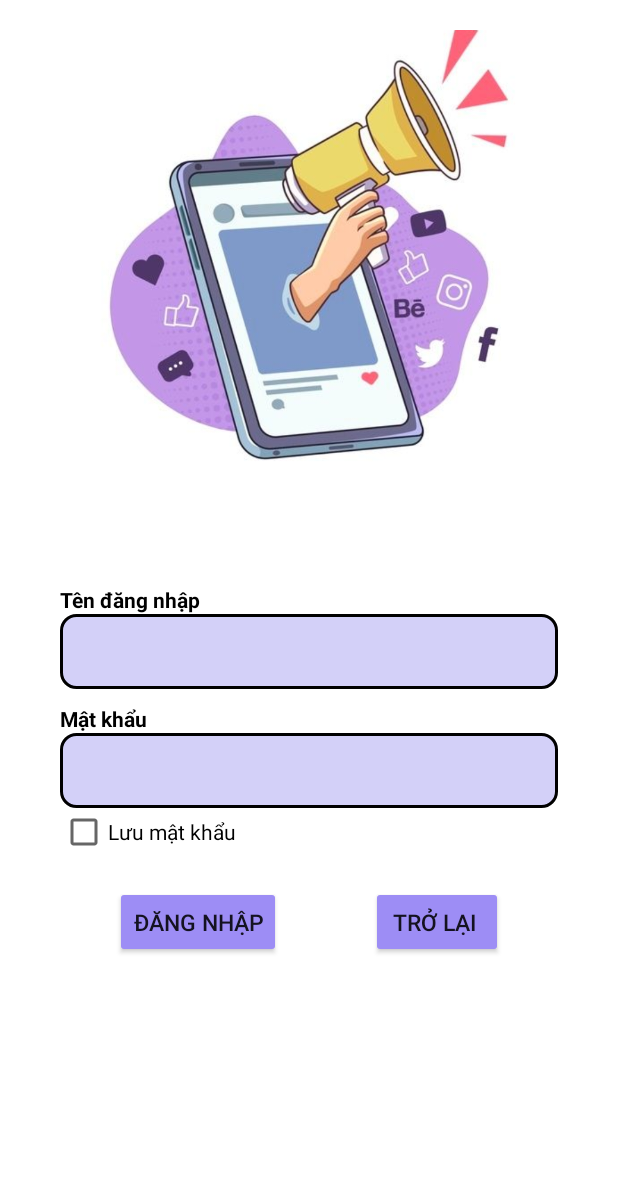
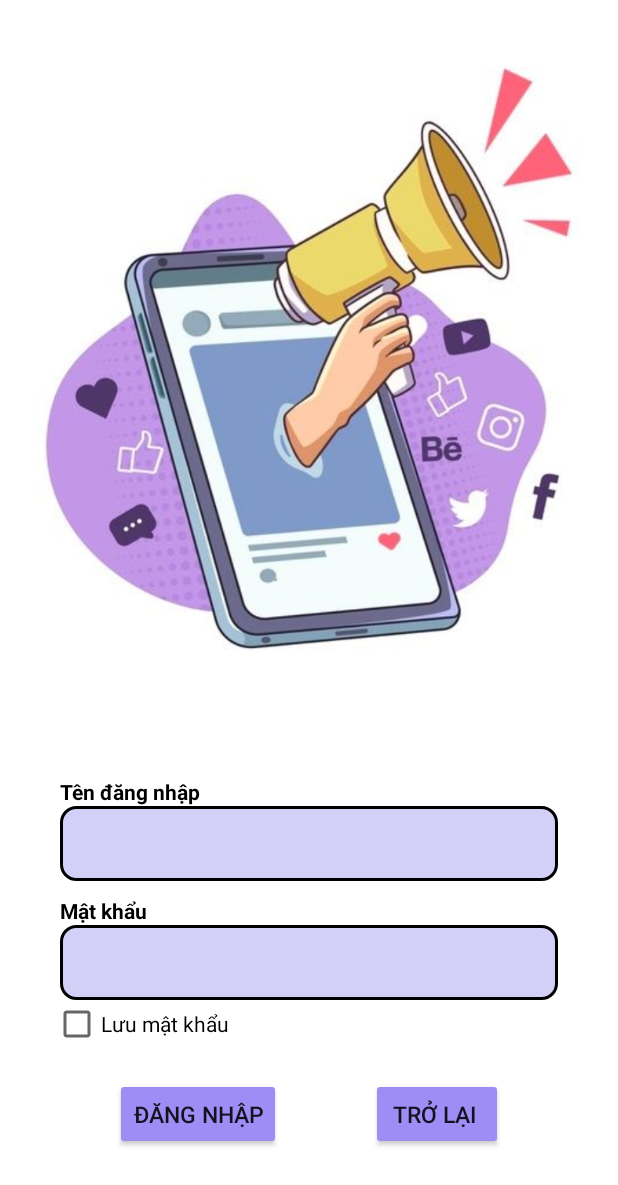
Before and after one commit to TienVinh03/Duan1_BeeMobile, an Android app: the DangNhap screen opened directly, with no data from a screen before it, after a tap on "ĐĂNG NHẬP", on a phone screen of 412 x 824 dp. Shown: the top 1185 px of the screen. Run offline under Robolectric (Android 15) with nearby library versions, the phone set to English and light mode, and no system bars.

Commit message:
Revert "edit ecentralization function"

```diff
--- a/app/src/main/java/com/example/du_an1_qldt/Adapter/SanPhamAdapter.java
+++ b/app/src/main/java/com/example/du_an1_qldt/Adapter/SanPhamAdapter.java
@@ -13,9 +13,8 @@ import androidx.annotation.NonNull;
 import androidx.cardview.widget.CardView;
 import androidx.recyclerview.widget.RecyclerView;
 
-
+import com.example.du_an1_qldt.DAO.SanPhamDAO;
 import com.example.du_an1_qldt.R;
-import com.example.du_an1_qldt.dao.SanPhamDAO;
 import com.example.du_an1_qldt.model.phone;
 
 import java.util.ArrayList;
--- a/app/src/main/java/com/example/du_an1_qldt/DAO/SanPhamDAO.java
+++ b/app/src/main/java/com/example/du_an1_qldt/DAO/SanPhamDAO.java
@@ -1,4 +1,4 @@
-package com.example.du_an1_qldt.dao;
+package com.example.du_an1_qldt.DAO;
 
 
 import android.content.ContentValues;
--- a/app/src/main/java/com/example/du_an1_qldt/DAO/TaiKhoanDAO.java
+++ b/app/src/main/java/com/example/du_an1_qldt/DAO/TaiKhoanDAO.java
@@ -1,4 +1,4 @@
-package com.example.du_an1_qldt.dao;
+package com.example.du_an1_qldt.DAO;
 
 import static android.content.Context.MODE_PRIVATE;
 
@@ -23,7 +23,7 @@ public class TaiKhoanDAO {
     public boolean checkDangNhap(String hoTen, String password) {
         SQLiteDatabase sqLiteDatabase = database.getReadableDatabase();
         // mathuthu, hoten, matkhau, loaitaikhoan
-        Cursor cursor = sqLiteDatabase.rawQuery("SELECT * FROM nguoiDung WHERE username = ? AND password = ?", new String[]{hoTen, password});
+        Cursor cursor = sqLiteDatabase.rawQuery("SELECT * FROM User WHERE hoTen = ? AND matKhau = ?", new String[]{hoTen, password});
         if (cursor.getCount() != 0) {
             cursor.moveToFirst();
             SharedPreferences.Editor editor = sharedPreferences.edit();
--- a/app/src/main/java/com/example/du_an1_qldt/DangNhap.java
+++ b/app/src/main/java/com/example/du_an1_qldt/DangNhap.java
@@ -14,7 +14,6 @@ import android.widget.TextView;
 import android.widget.Toast;
 
 import com.example.du_an1_qldt.DAO.KhachHangDAO;
-import com.example.du_an1_qldt.dao.TaiKhoanDAO;
 
 public class DangNhap extends AppCompatActivity {
 
@@ -23,7 +22,6 @@ public class DangNhap extends AppCompatActivity {
     CheckBox chk;
     Button btnDangnhap, btnTrolai;
     KhachHangDAO khachHangDAO;
-    com.example.du_an1_qldt.dao.TaiKhoanDAO taiKhoanDAO;
 
     @Override
     protected void onCreate(Bundle savedInstanceState) {
@@ -38,7 +36,6 @@ public class DangNhap extends AppCompatActivity {
         btnTrolai = findViewById(R.id.btnTrolai);
 
         khachHangDAO = new KhachHangDAO(this);
-        taiKhoanDAO= new TaiKhoanDAO(this);
 
 
 //        txtQuenmk.setOnClickListener(new View.OnClickListener() {
@@ -60,7 +57,7 @@ public class DangNhap extends AppCompatActivity {
             public void onClick(View v) {
                 String use = edTendn.getText().toString();
                 String pass = edMatkhau.getText().toString();
-                boolean check = taiKhoanDAO.checkDangNhap(use, pass);
+                boolean check = khachHangDAO.checkLogin(use, pass);
 
                 if (use.isEmpty() || pass.isEmpty()) {
                     Toast.makeText(DangNhap.this, "Điền đầy đủ thông tin", Toast.LENGTH_SHORT).show();
--- a/app/src/main/java/com/example/du_an1_qldt/Frag_QuanLiSanPham.java
+++ b/app/src/main/java/com/example/du_an1_qldt/Frag_QuanLiSanPham.java
@@ -15,7 +15,7 @@ import android.view.View;
 import android.view.ViewGroup;
 
 import com.example.du_an1_qldt.Adapter.SanPhamAdapter;
-import com.example.du_an1_qldt.dao.SanPhamDAO;
+import com.example.du_an1_qldt.DAO.SanPhamDAO;
 import com.example.du_an1_qldt.model.phone;
 
 import java.util.ArrayList;
--- a/app/src/main/res/layout/activity_dang_nhap.xml
+++ b/app/src/main/res/layout/activity_dang_nhap.xml
@@ -1,5 +1,5 @@
 <?xml version="1.0" encoding="utf-8"?>
-<ScrollView xmlns:android="http://schemas.android.com/apk/res/android"
+<LinearLayout xmlns:android="http://schemas.android.com/apk/res/android"
     xmlns:app="http://schemas.android.com/apk/res-auto"
     xmlns:tools="http://schemas.android.com/tools"
     android:layout_width="match_parent"
@@ -11,14 +11,10 @@
     tools:context=".DangNhap">
 
 
-<LinearLayout
-    android:layout_width="match_parent"
-    android:layout_height="match_parent"
-    android:orientation="vertical">
     <ImageView
         android:id="@+id/imageView"
-        android:layout_width="wrap_content"
-        android:layout_height="400dp"
+        android:layout_width="805dp"
+        android:layout_height="491dp"
         android:layout_marginTop="-50dp"
         app:srcCompat="@drawable/free_vector___mobile_marketing_isometric_style" />
 
@@ -88,8 +84,8 @@
         android:id="@+id/ckMatkhau"
         android:layout_width="161dp"
         android:layout_height="wrap_content"
-        android:layout_marginLeft="20dp"
-
+        android:layout_marginLeft="100dp"
+        android:layout_marginRight="190dp"
         android:text="Lưu mật khẩu" />
 
 
@@ -97,7 +93,6 @@
         android:layout_width="wrap_content"
         android:layout_height="wrap_content"
         android:layout_marginTop="20dp"
-        android:layout_gravity="center_horizontal"
         android:orientation="horizontal">
 
 
@@ -122,6 +117,5 @@
 
     </LinearLayout>
 
+
 </LinearLayout>
-
-</ScrollView>
```
Also changed, not shown: app/src/main/java/com/example/du_an1_qldt/FragMentContainer.java (+69 -41 lines), app/src/main/java/com/example/du_an1_qldt/database/dbHelper.java (deleted, +0 -97 lines), app/src/main/res/layout/activity_dang_ky.xml (+5 -12 lines). Lines whose indentation alone changed are shown as unchanged.
